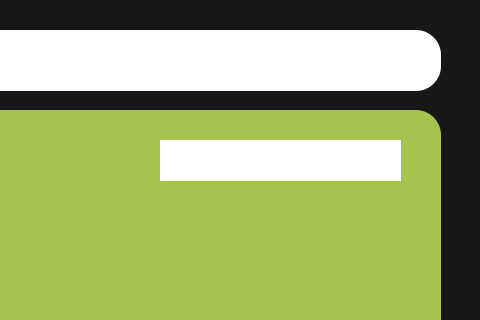
Old version of the form Ripple/dashboard.ui in the repository Rzouga01/Qt-Project; both pictures show x 720 to 1200 and y 130 to 450 of the 1200 by 650 pixel window.
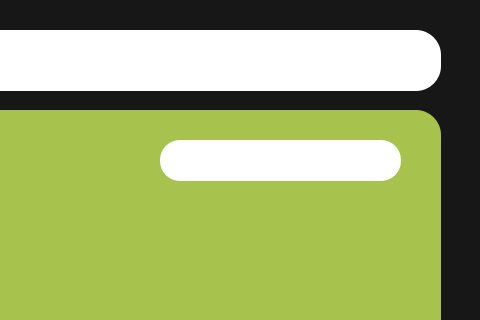
New version of the form. The open tabs and pages were chosen to show the change. Icons and pictures are not drawn.

Commit message: added logout function , fixed search bar radius

Diff of the .ui file:
```diff
--- a/Ripple/dashboard.ui
+++ b/Ripple/dashboard.ui
@@ -76,7 +76,7 @@
 /* Apply styles to the searchBar_2 */
 #searchBar_2 {
      background-color: white;
- border-radius: 25px;
+
 
 }
 
@@ -108,7 +108,8 @@
 /* Apply styles to the searchBar_3 */
 #searchBar_3 {
     background-color: white;
-  border-radius: 25px;
+
+
 }
 
 /* Apply styles to the featureBar_4 */
@@ -139,7 +140,7 @@
 /* Apply styles to the searchBar_4 */
 #searchBar_4 {
       background-color: white;
-  border-radius: 25px;
+
 }
 
 
@@ -170,7 +171,7 @@
 /* Apply styles to the searchBar */
 #searchBar {
     background-color: white;
- border-radius: 25px;
+
 }
 #logoutButton,
 #employees,
@@ -183,18 +184,31 @@
 	background-color: #444444;;
 	border-radius:15px;
 
-	
-
 }
+
+
 #logoutButton:hover,
 #employees:hover,
 #contracts:hover,
 #clients:hover,
 #accidents:hover {
     background-color: #333; /* Darker color on hover */
-    color: #fff; /* Text color changes to white on hover */
-    
-   
+}
+
+#searchBar {
+    border-radius: 20px;
+}
+
+#searchBar_2 {
+    border-radius: 20px;
+}
+
+#searchBar_3 {
+    border-radius: 20px;
+}
+
+#searchBar_4 {
+    border-radius: 20px;
 }
 </string>
   </property>
@@ -565,9 +579,7 @@
        </rect>
       </property>
       <property name="styleSheet">
-       <string notr="true">#searchBar{
-border-radius:10px;
-}</string>
+       <string notr="true"/>
       </property>
       <property name="clearButtonEnabled">
        <bool>true</bool>
```
Left out of the diff: 14 changed lines with no effect on the pictures. The commit also changes 114 other files.
